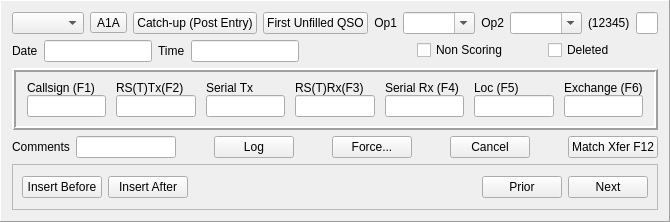
This is mqt/MqtLogger/qsologframe.ui in zsteva/backup-minos2 as Qt 5 draws it before an edit. The edited form follows.
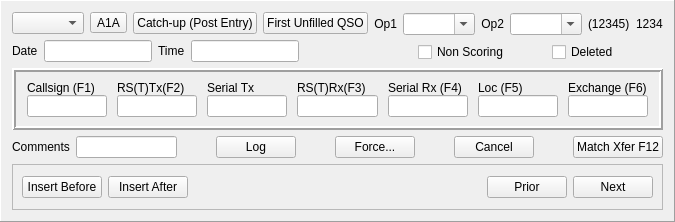
This is the edited form.

Commit message: Take bearing back to being a label

What changed in the file:
```diff
--- a/mqt/MqtLogger/qsologframe.ui
+++ b/mqt/MqtLogger/qsologframe.ui
@@ -213,22 +213,13 @@
           </widget>
          </item>
          <item>
-          <widget class="QLineEdit" name="BrgSt">
-           <property name="sizePolicy">
-            <sizepolicy hsizetype="Preferred" vsizetype="Fixed">
-             <horstretch>0</horstretch>
-             <verstretch>0</verstretch>
-            </sizepolicy>
-           </property>
-           <property name="focusPolicy">
-            <enum>Qt::ClickFocus</enum>
-           </property>
-           <property name="maxLength">
-            <number>5</number>
-           </property>
-           <property name="frame">
-            <bool>true</bool>
-           </property>
+          <widget class="QLabel" name="BrgSt">
+          <property name="text">
+           <string>1234</string>
+          </property>
+          <property name="margin">
+           <number>0</number>
+          </property>
           </widget>
          </item>
         </layout>
```
The commit also changes 1 other file.
